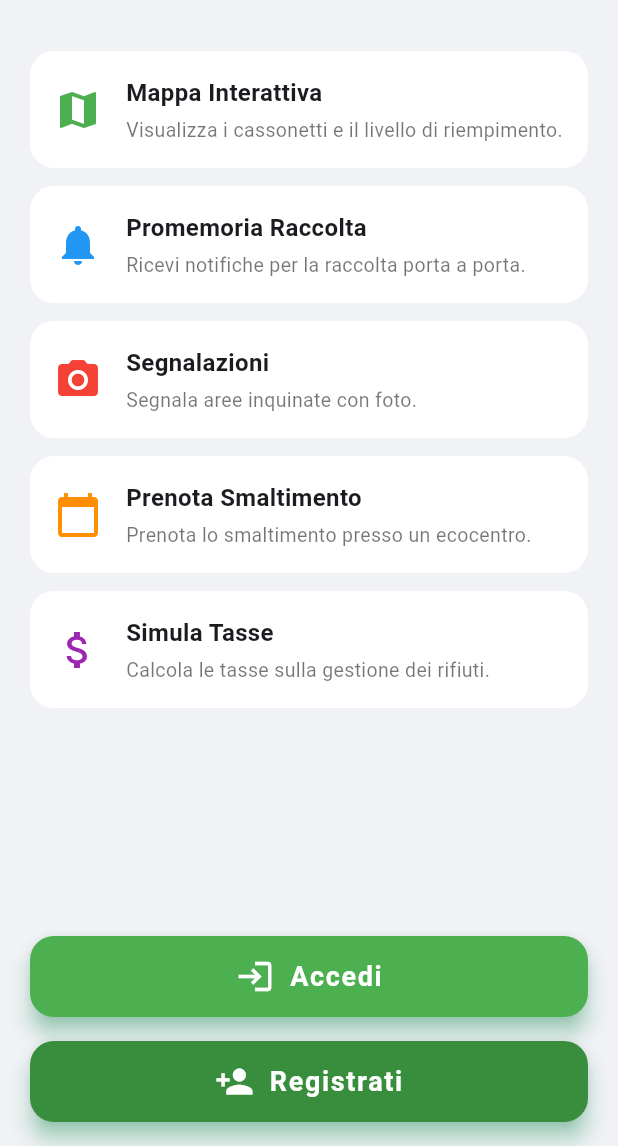
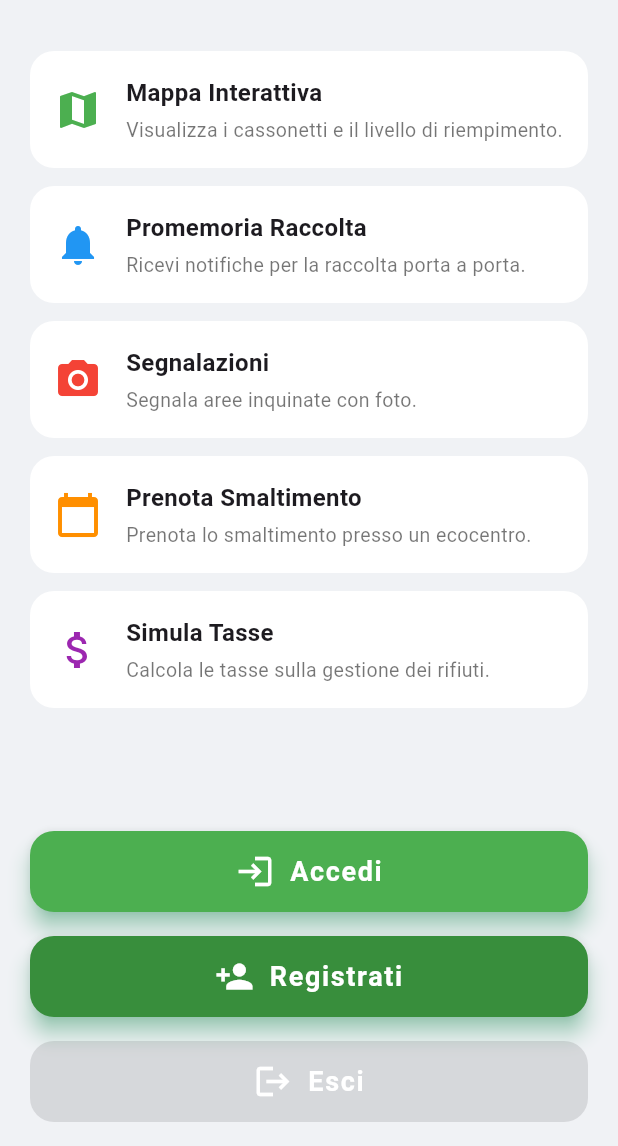
Before and after one commit to jagorev/EcoTrack, a Flutter app: the screen it shows after launch, on a phone screen of 412 x 824 dp, the part 90-1236 px from its top. Run offline on Flutter 3.47's test engine with Material 3 defaults, Android fonts, the phone set to English and light mode, and no system bars; our stand-ins replace firebase_auth, firebase_core, google_maps_flutter, google_sign_in, sign_in_button; accounts and stored records are empty.

Commit message:
creazione del pulsante esci e inibizione nel caso in cui il login non sia stato effettuato

```diff
--- a/app/lib/dashboard.dart
+++ b/app/lib/dashboard.dart
@@ -204,6 +204,46 @@ class EcoTrackHomePage extends StatelessWidget {
                   ],
                 ),
               ),
+              const SizedBox(height: 16),
+              ElevatedButton(
+                onPressed: user != null
+                    ? () async {
+                        await FirebaseAuth.instance.signOut();
+                        ScaffoldMessenger.of(context).showSnackBar(
+                          const SnackBar(content: Text('Logout effettuato')),
+                        );
+                        // Aggiorna la UI dopo il logout
+                        (context as Element).reassemble();
+                      }
+                    : null, // Disabilitato se non loggato
+                style: ElevatedButton.styleFrom(
+                  foregroundColor: Colors.white,
+                  backgroundColor: Colors.red,
+                  minimumSize: Size(double.infinity, 50),
+                  shape: RoundedRectangleBorder(
+                    borderRadius: BorderRadius.circular(16),
+                  ),
+                  elevation: 6,
+                  shadowColor: Colors.redAccent,
+                  padding: EdgeInsets.symmetric(vertical: 14),
+                ),
+                child: Row(
+                  mainAxisAlignment: MainAxisAlignment.center,
+                  children: const [
+                    Icon(Icons.logout, color: Colors.white, size: 26),
+                    SizedBox(width: 10),
+                    Text(
+                      "Esci",
+                      style: TextStyle(
+                        color: Colors.white,
+                        fontWeight: FontWeight.bold,
+                        fontSize: 18,
+                        letterSpacing: 1.1,
+                      ),
+                    ),
+                  ],
+                ),
+              ),
             ],
           ),
         ),
```
